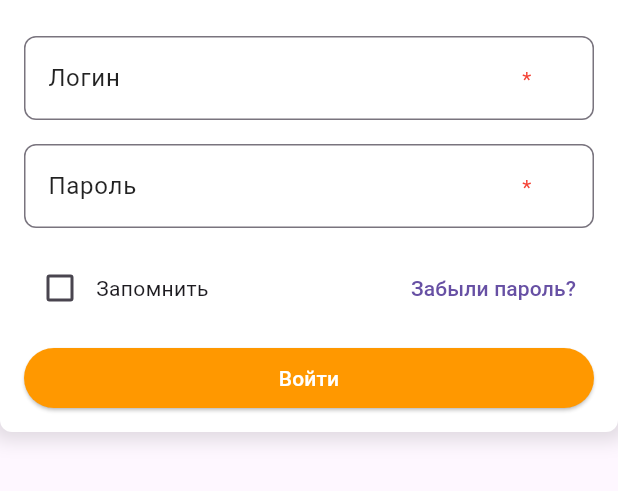
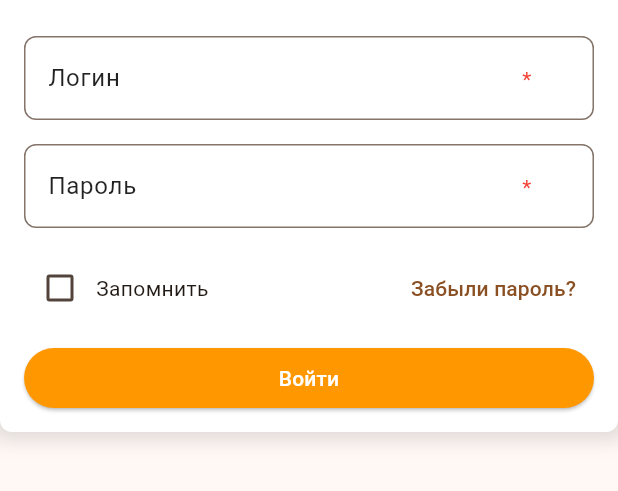
Before and after one commit to fitpract/fittin-admin-panel-front, a Flutter app: the screen it shows after launch, on a phone screen of 412 x 824 dp, the part 561-1052 px from its top. Run offline on Flutter 3.47's test engine with Material 3 defaults, Android fonts, the phone set to English and light mode, and no system bars; our stand-ins replace equatable, flutter_bloc, flutter_svg.

Commit message:
Added seedColor

```diff
--- a/lib/admin_panel_app.dart
+++ b/lib/admin_panel_app.dart
@@ -8,7 +8,13 @@ class AdminPanelApp extends StatelessWidget {
   @override
   Widget build(BuildContext context) {
     return MaterialApp(
+      theme: ThemeData(
+        colorScheme: ColorScheme.fromSeed(
+          seedColor: Color(0xFFFF8200),
+        ),
+      ),
       home: AuthScreen(),
+      debugShowCheckedModeBanner: false,
     );
   }
 }
```
